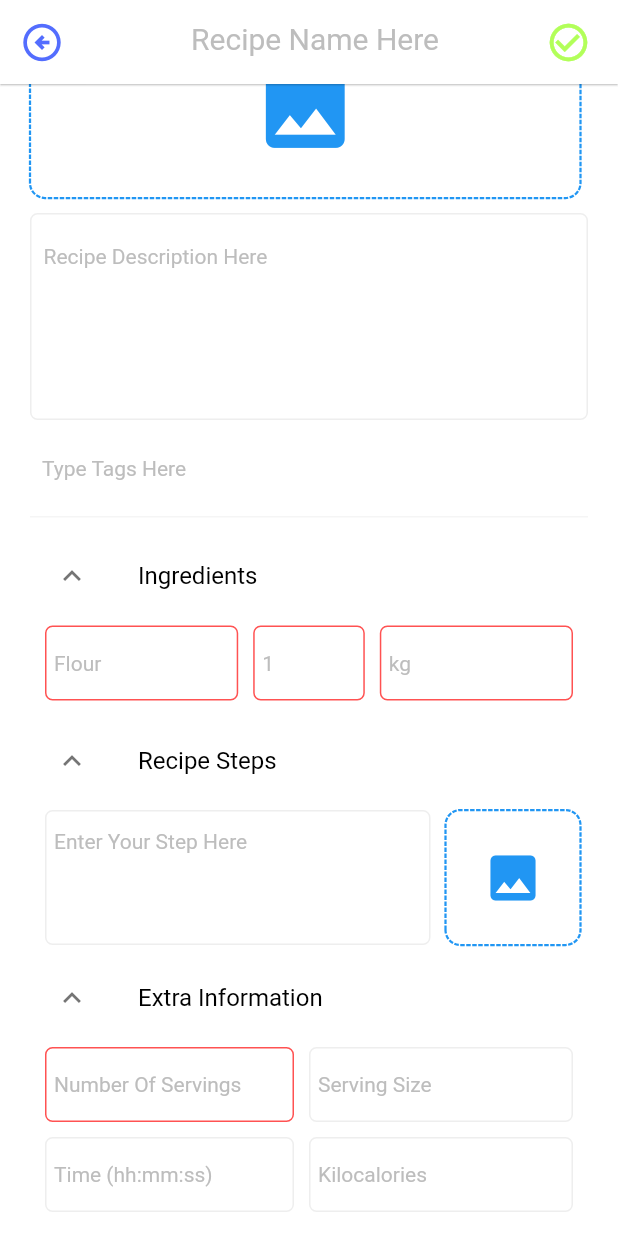
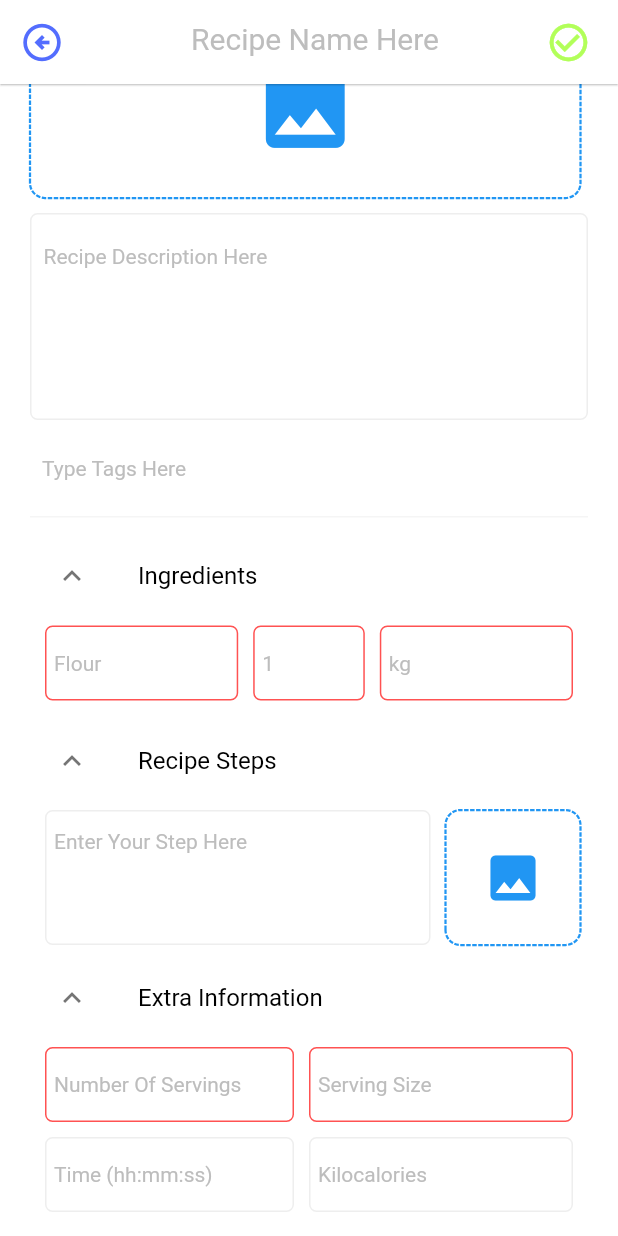
Before and after one commit to Unknown807/Langfoodi-Frontend, a Flutter app: the RecipeInteractionPage screen opened by its route, after a tap on "Ingredients", after a tap on "Recipe Steps", after a tap on "Extra Information", on a phone screen of 412 x 824 dp. Run offline on Flutter 3.47's test engine with Material 2 defaults, Android fonts, the phone set to English and light mode, and no system bars; drawn by our look-alikes of dotted_border; our stand-ins replace bloc, equatable, flutter_bloc, flutter_secure_storage, formz, image_picker; missing offline and left inert: cloudinary_flutter, cloudinary_url_gen; accounts and stored records are empty; network calls fail.

Commit message:
Added serving size model, event and bloc handling functionality

```diff
--- a/lib/pages/recipes/recipe_interaction/bloc/recipe_interaction_event.dart
+++ b/lib/pages/recipes/recipe_interaction/bloc/recipe_interaction_event.dart
@@ -88,3 +88,12 @@ final class ServingNumberChanged extends RecipeInteractionEvent {
   @override
   List<Object> get props => [servingNumber];
 }
+
+final class ServingSizeChanged extends RecipeInteractionEvent {
+  const ServingSizeChanged(this.servingSize);
+
+  final String servingSize;
+
+  @override
+  List<Object> get props => [servingSize];
+}
--- a/lib/pages/recipes/recipe_interaction/bloc/recipe_interaction_state.dart
+++ b/lib/pages/recipes/recipe_interaction/bloc/recipe_interaction_state.dart
@@ -10,10 +10,12 @@ class RecipeInteractionState extends Equatable {
     this.ingredientQuantity = const IngredientQuantity.pure(),
     this.ingredientMeasurement = const IngredientMeasurement.pure(),
     this.servingNumber = const ServingNumber.pure(),
+    this.servingSize = const ServingSize.pure(),
     this.ingredientNameValid = false,
     this.ingredientQuantityValid = false,
     this.ingredientMeasurementValid = false,
     this.servingNumberValid = false,
+    this.servingSizeValid = false,
     this.recipeThumbnailPath = "",
     this.formStatus = FormzSubmissionStatus.initial
   });
@@ -27,10 +29,12 @@ class RecipeInteractionState extends Equatable {
   final IngredientQuantity ingredientQuantity;
   final IngredientMeasurement ingredientMeasurement;
   final ServingNumber servingNumber;
+  final ServingSize servingSize;
   final bool ingredientNameValid;
   final bool ingredientQuantityValid;
   final bool ingredientMeasurementValid;
   final bool servingNumberValid;
+  final bool servingSizeValid;
   final String recipeThumbnailPath;
 
   @override
@@ -39,7 +43,7 @@ class RecipeInteractionState extends Equatable {
     ingredientMeasurement, ingredientNameValid,
     ingredientQuantityValid, ingredientMeasurementValid,
     formStatus, recipeThumbnailPath, servingNumber,
-    servingNumberValid
+    servingNumberValid, servingSize, servingSizeValid
   ];
 
   RecipeInteractionState copyWith({
@@ -52,10 +56,12 @@ class RecipeInteractionState extends Equatable {
     IngredientQuantity? ingredientQuantity,
     IngredientMeasurement? ingredientMeasurement,
     ServingNumber? servingNumber,
+    ServingSize? servingSize,
     bool? ingredientNameValid,
     bool? ingredientQuantityValid,
     bool? ingredientMeasurementValid,
     bool? servingNumberValid,
+    bool? servingSizeValid,
     String? recipeThumbnailPath
   }) {
     return RecipeInteractionState(
@@ -68,10 +74,12 @@ class RecipeInteractionState extends Equatable {
       ingredientQuantity: ingredientQuantity ?? this.ingredientQuantity,
       ingredientMeasurement: ingredientMeasurement ?? this.ingredientMeasurement,
       servingNumber: servingNumber ?? this.servingNumber,
+      servingSize: servingSize ?? this.servingSize,
       ingredientNameValid: ingredientNameValid ?? this.ingredientNameValid,
       ingredientQuantityValid: ingredientQuantityValid ?? this.ingredientQuantityValid,
       ingredientMeasurementValid: ingredientMeasurementValid ?? this.ingredientMeasurementValid,
       servingNumberValid: servingNumberValid ?? this.servingNumberValid,
+      servingSizeValid: servingSizeValid ?? this.servingSizeValid,
       recipeThumbnailPath: recipeThumbnailPath ?? this.recipeThumbnailPath
     );
   }
--- a/lib/pages/recipes/recipe_interaction/models/ingredient_quantity.dart
+++ b/lib/pages/recipes/recipe_interaction/models/ingredient_quantity.dart
@@ -5,7 +5,7 @@ class IngredientQuantity extends FormzInput<String, RecipeFormValidationError> {
   const IngredientQuantity.dirty([super.value = ""]) : super.dirty();
 
   static final RegExp _ingredientQuantityExp = RegExp(
-      r"^\d+(\.\d+)?$"
+      r"^(?!0(\.0+)?$)\d+(\.\d+)?$"
   );
 
   @override
--- a/lib/pages/recipes/recipe_interaction/models/recipe_interaction_models.dart
+++ b/lib/pages/recipes/recipe_interaction/models/recipe_interaction_models.dart
@@ -6,3 +6,4 @@ part 'ingredient_quantity.dart';
 part 'ingredient_measurement.dart';
 part 'recipe_form_validation_error.dart';
 part 'serving_number.dart';
+part 'serving_size.dart';
--- /dev/null
+++ b/lib/pages/recipes/recipe_interaction/models/serving_size.dart
@@ -0,0 +1,17 @@
+part of 'recipe_interaction_models.dart';
+
+class ServingSize extends FormzInput<String, RecipeFormValidationError> {
+  const ServingSize.pure() : super.pure("");
+  const ServingSize.dirty([super.value = ""]) : super.dirty();
+
+  static final RegExp _servingSizeExp = RegExp(
+      r"^(?!0(\.0+)?$)\d+(\.\d+)?$"
+  );
+
+  @override
+  RecipeFormValidationError? validator(String value) {
+    return _servingSizeExp.hasMatch(value)
+        ? null
+        : RecipeFormValidationError.servingSizeInvalid;
+  }
+}
--- a/lib/pages/recipes/recipe_interaction/recipe_interaction_page.dart
+++ b/lib/pages/recipes/recipe_interaction/recipe_interaction_page.dart
@@ -332,15 +332,26 @@ class RecipeInteractionPage extends StatelessWidget {
                                           )
                                         ),
                                         Flexible(
-                                          child: FormInput(
-                                            keyboardType: const TextInputType.numberWithOptions(decimal: true),
-                                            innerPadding: const EdgeInsets.only(left: 5),
-                                            outerPadding: const EdgeInsets.fromLTRB(0, 5, 10, 5),
-                                            hint: 'Serving Size',
-                                            boxDecorationType: FormInputBoxDecorationType.textArea,
-                                            fontSize: 14,
-                                            eventFunc: (value) {},
-                                          ),
+                                          child: BlocBuilder<RecipeInteractionBloc, RecipeInteractionState>(
+                                            buildWhen: (p, c) => p.servingSize != c.servingSize,
+                                            builder: (context, state) {
+                                              return FormInput(
+                                                keyboardType: const TextInputType.numberWithOptions(decimal: true),
+                                                innerPadding: const EdgeInsets.only(left: 5),
+                                                outerPadding: const EdgeInsets.fromLTRB(0, 5, 10, 5),
+                                                hint: 'Serving Size',
+                                                boxDecorationType: state.servingSizeValid
+                                                    ? FormInputBoxDecorationType.textArea
+                                                    : FormInputBoxDecorationType.error,
+                                                fontSize: 14,
+                                                eventFunc: (value) {
+                                                  context
+                                                    .read<RecipeInteractionBloc>()
+                                                    .add(ServingSizeChanged(value));
+                                                },
+                                              );
+                                            }
+                                          )
                                         ),
                                       ]
                                   )
```
Also changed, not shown: lib/pages/recipes/recipe_interaction/bloc/recipe_interaction_bloc.dart (+10 -0 lines).
